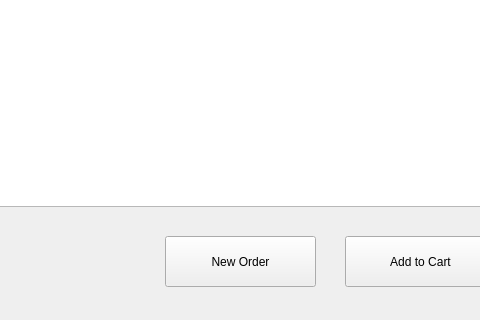
Before: the Qt Designer form customerproductlist.ui in mhortis/Eshop_QT, drawn with Qt 5; both pictures show x 385 to 865 and y 374 to 694 of the 1110 by 694 pixel window.
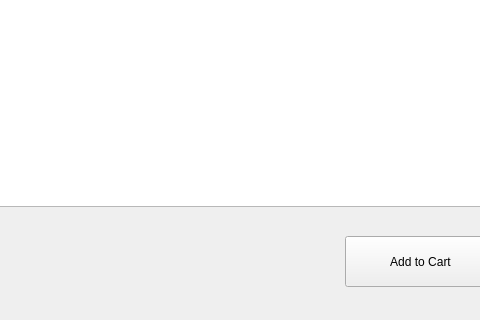
After: the same form once the commit is applied.

The edit to the form file:
```diff
--- a/customerproductlist.ui
+++ b/customerproductlist.ui
@@ -136,19 +136,6 @@
     <string>Cancel</string>
    </property>
   </widget>
-  <widget class="QPushButton" name="newOrder">
-   <property name="geometry">
-    <rect>
-     <x>550</x>
-     <y>610</y>
-     <width>151</width>
-     <height>51</height>
-    </rect>
-   </property>
-   <property name="text">
-    <string>New Order</string>
-   </property>
-  </widget>
  </widget>
  <resources/>
  <connections/>
```
